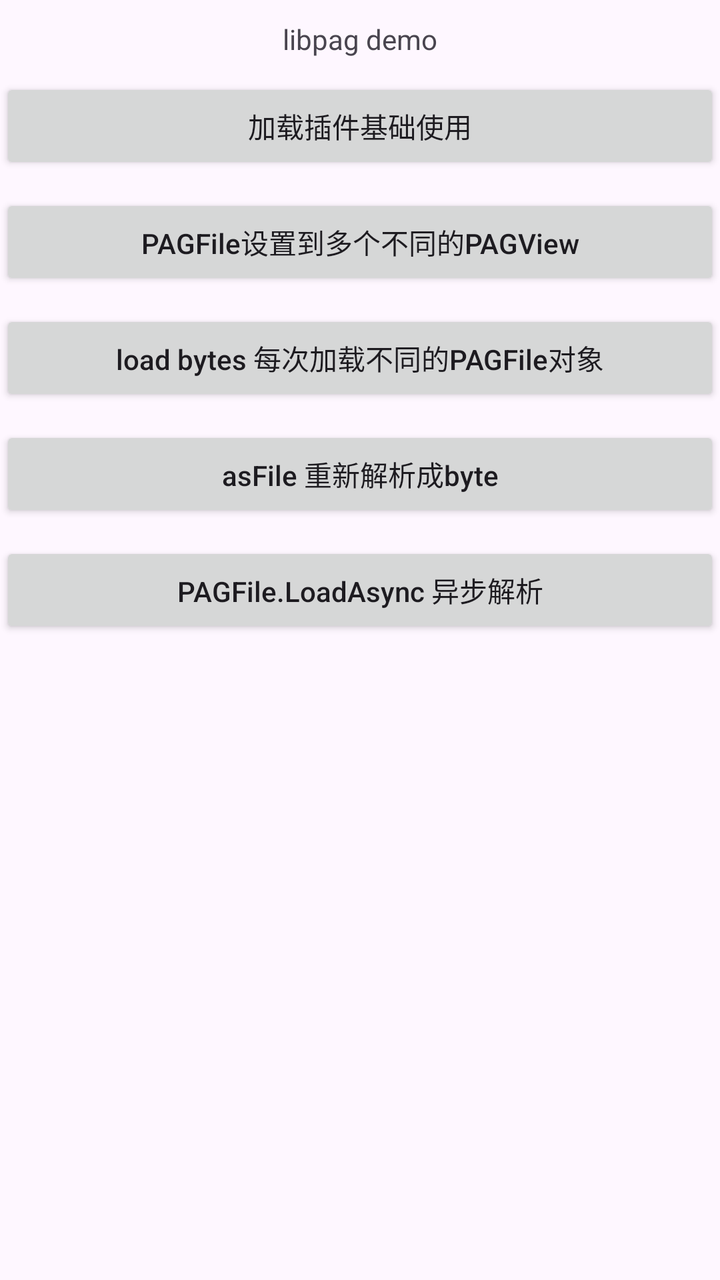
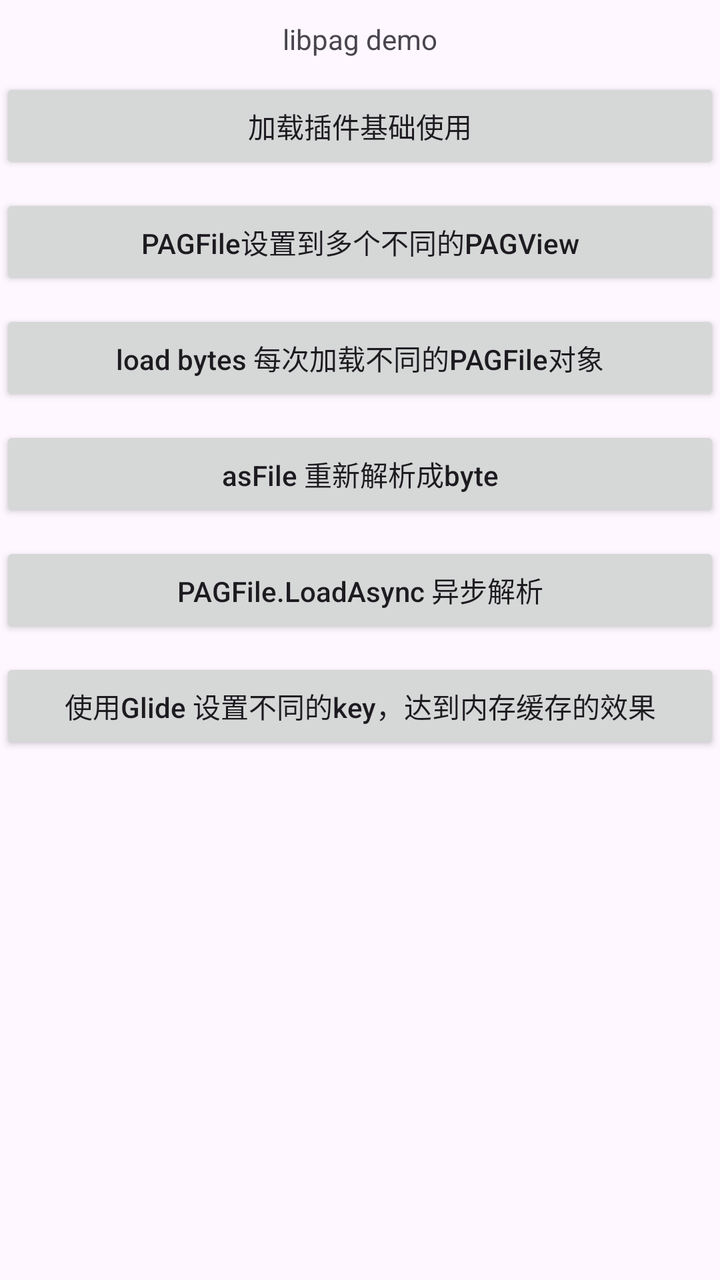

An Android layout rendered at two revisions. The XML below is the earlier revision; the diff shows what the commit changed to produce the second picture.
<!-- AndroidManifest.xml: activity theme Theme.LibpagDemo -->
<!-- res/layout/activity_main.xml -->
<?xml version="1.0" encoding="utf-8"?>
<LinearLayout xmlns:android="http://schemas.android.com/apk/res/android"
    xmlns:app="http://schemas.android.com/apk/res-auto"
    xmlns:tools="http://schemas.android.com/tools"
    android:id="@+id/main"
    android:layout_width="match_parent"
    android:layout_height="match_parent"
    android:fitsSystemWindows="true"
    android:orientation="vertical"
    tools:context=".MainActivity">

    <TextView
        android:layout_width="match_parent"
        android:layout_height="wrap_content"
        android:layout_marginTop="10dp"
        android:text="libpag demo"
        android:gravity="center"
        />

    <Button
        android:layout_width="match_parent"
        android:layout_height="wrap_content"
        android:layout_marginTop="10dp"
        android:textAllCaps="false"
        android:text="加载插件基础使用"
        android:gravity="center"
        android:onClick="onTest1"
        />

    <Button
        android:layout_width="match_parent"
        android:layout_height="wrap_content"
        android:layout_marginTop="10dp"
        android:textAllCaps="false"
        android:text="PAGFile设置到多个不同的PAGView"
        android:gravity="center"
        android:onClick="onTest2"
        />

    <Button
        android:layout_width="match_parent"
        android:layout_height="wrap_content"
        android:layout_marginTop="10dp"
        android:textAllCaps="false"
        android:text="load bytes 每次加载不同的PAGFile对象"
        android:gravity="center"
        android:onClick="onTest3"
        />


    <Button
        android:layout_width="match_parent"
        android:layout_height="wrap_content"
        android:layout_marginTop="10dp"
        android:textAllCaps="false"
        android:text="asFile 重新解析成byte"
        android:gravity="center"
        android:onClick="onTest4"
        />


    <Button
        android:layout_width="match_parent"
        android:layout_height="wrap_content"
        android:layout_marginTop="10dp"
        android:textAllCaps="false"
        android:text="PAGFile.LoadAsync 异步解析"
        android:gravity="center"
        android:onClick="onTest5"
        />


</LinearLayout>
<!-- resources referenced by this layout -->
<resources>
  <style name="Theme.LibpagDemo" parent="Base.Theme.LibpagDemo" />
  <style name="Base.Theme.LibpagDemo" parent="Theme.Material3.DayNight.NoActionBar">
          
          
      </style>
</resources>

<!-- the commit's change to res/layout/activity_main.xml (unified diff, before → after) -->
@@ -69,5 +69,14 @@
         android:onClick="onTest5"
         />
 
+    <Button
+        android:layout_width="match_parent"
+        android:layout_height="wrap_content"
+        android:layout_marginTop="10dp"
+        android:textAllCaps="false"
+        android:text="使用Glide 设置不同的key，达到内存缓存的效果"
+        android:gravity="center"
+        android:onClick="onTest6"
+        />
 
 </LinearLayout>
